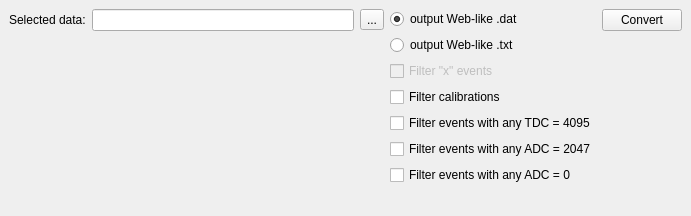
Before: the Qt Designer form miniaplications/data_convertor.ui in Hinogary/czelta-python, drawn with Qt 5.
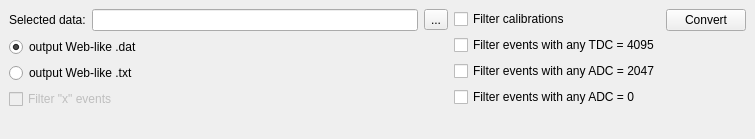
After: the same form once the commit is applied.

Commit message: update data_convertor

```diff
--- a/miniaplications/data_convertor.ui
+++ b/miniaplications/data_convertor.ui
@@ -12,8 +12,8 @@
    <rect>
     <x>0</x>
     <y>0</y>
-    <width>691</width>
-    <height>216</height>
+    <width>755</width>
+    <height>139</height>
    </rect>
   </property>
   <property name="windowTitle">
@@ -45,23 +45,6 @@
        </layout>
       </item>
       <item>
-       <spacer name="verticalSpacer">
-        <property name="orientation">
-         <enum>Qt::Vertical</enum>
-        </property>
-        <property name="sizeHint" stdset="0">
-         <size>
-          <width>20</width>
-          <height>40</height>
-         </size>
-        </property>
-       </spacer>
-      </item>
-     </layout>
-    </item>
-    <item>
-     <layout class="QVBoxLayout" name="verticalLayout">
-      <item>
        <widget class="QRadioButton" name="radio_dat_file">
         <property name="text">
          <string>output Web-like .dat</string>
@@ -91,6 +74,23 @@
         </property>
        </widget>
       </item>
+      <item>
+       <spacer name="verticalSpacer">
+        <property name="orientation">
+         <enum>Qt::Vertical</enum>
+        </property>
+        <property name="sizeHint" stdset="0">
+         <size>
+          <width>20</width>
+          <height>40</height>
+         </size>
+        </property>
+       </spacer>
+      </item>
+     </layout>
+    </item>
+    <item>
+     <layout class="QVBoxLayout" name="verticalLayout">
       <item>
        <widget class="QCheckBox" name="filter_calibrations">
         <property name="text">
```
The commit also changes 2 other files.
